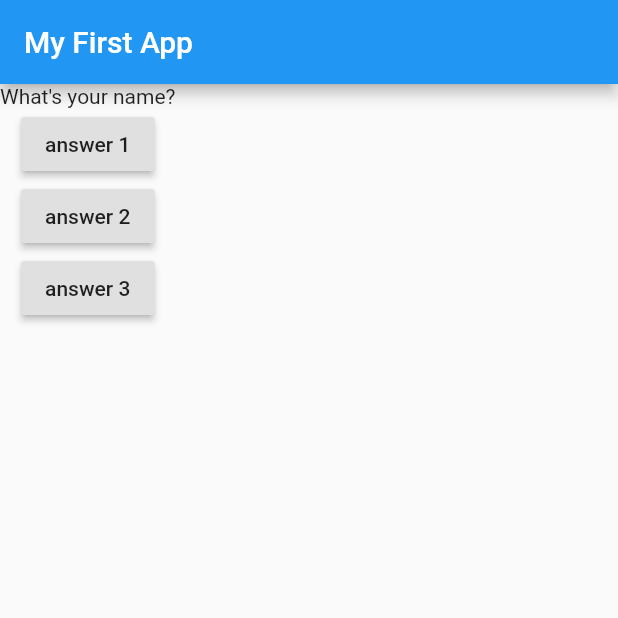
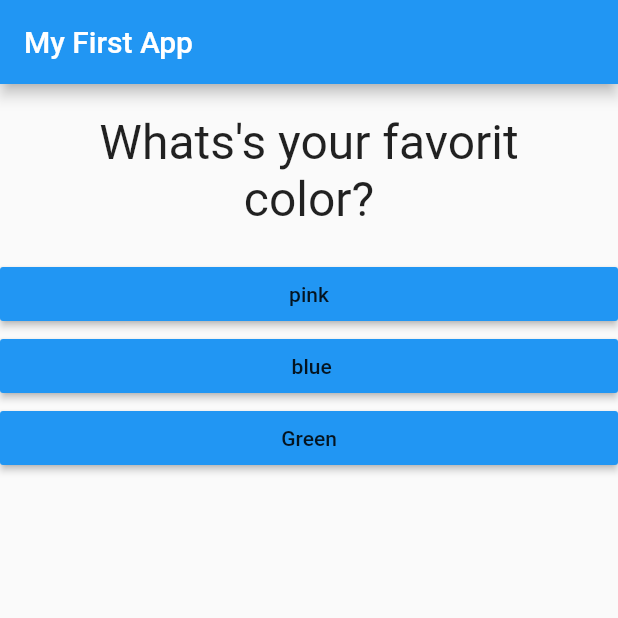
Before and after one commit to AfafAlsamel/quiz-generator, a Flutter app: the screen it shows after launch, on a phone screen of 412 x 824 dp, the top half of it. Run offline on Flutter 3.47's test engine with Material 2 defaults, Android fonts, the phone set to English and light mode, and no system bars.

Commit message:
map question

```diff
--- /dev/null
+++ b/lib/Answer.dart
@@ -0,0 +1,21 @@
+import 'package:flutter/material.dart';
+
+
+class Answer extends StatelessWidget {
+  final Function selectHandler;
+  final String answerText;
+
+  Answer (this.selectHandler,this.answerText);
+
+  @override
+  Widget build(BuildContext context) {
+    return Container(
+      width: double.infinity,
+      child: RaisedButton(
+              color: Colors.blue,
+              child: Text(answerText),
+              onPressed: selectHandler,
+            ),
+    );
+  }
+}
--- /dev/null
+++ b/lib/Question.dart
@@ -0,0 +1,18 @@
+import 'package:flutter/material.dart';
+
+class Question extends StatelessWidget {
+  final String qusetionText;
+  Question(this.qusetionText);
+  @override
+  Widget build(BuildContext context) {
+    return Container(
+      width: double.infinity,
+      margin: EdgeInsets.all(20),
+      child: Text(
+        qusetionText,
+        style: TextStyle(fontSize: 32),
+        textAlign: TextAlign.center,
+      ),
+    );
+  }
+}
--- a/lib/main.dart
+++ b/lib/main.dart
@@ -1,4 +1,7 @@
 import 'package:flutter/material.dart';
+import 'package:quize_generator/Answer.dart';
+
+import './Question.dart';
 
 void main() {
   runApp(MyApp());
@@ -6,26 +9,36 @@ void main() {
 
 class MyApp extends StatefulWidget {
   @override
-  State<StatefulWidget> createState (){
-    return MyAppState();
+  State<StatefulWidget> createState() {
+    return _MyAppState();
   }
 }
 
-class MyAppState extends State<MyApp> {
-  var questionIndex = 0;
+class _MyAppState extends State<MyApp> {
+  var _questionIndex = 0;
 
-  void answerQuestions() {
+  void _answerQuestions() {
     setState(() {
-      questionIndex = questionIndex + 1 ;
+      _questionIndex = _questionIndex + 1;
     });
-    print(questionIndex);
+    print(_questionIndex);
   }
 
   @override
   Widget build(BuildContext context) {
-    var quastionslist = [
-      'What\'s your name?',
-      'Whats\'s your favorit color?',
+    var questionslist = [
+      {
+        'questionText': 'Whats\'s your favorit color?',
+        'answers': ['pink', ' blue', 'Green']
+      },
+      {
+        'questionText': 'Whats\'s your favorit animal?',
+        'answers': ['cat', ' dog', 'bird']
+      },
+      {
+        'questionText': 'Who\'s your favorit instructor?',
+        'answers': ['Afaf', ' Afaf', 'Afaf']
+      },
     ];
     return MaterialApp(
       home: Scaffold(
@@ -34,19 +47,11 @@ class MyAppState extends State<MyApp> {
         ),
         body: Column(
           children: [
-            Text(quastionslist[questionIndex]),
-            RaisedButton(
-              child: Text('answer 1'),
-              onPressed: answerQuestions,
-            ),
-            RaisedButton(
-              child: Text('answer 2'),
-              onPressed: answerQuestions,
-            ),
-            RaisedButton(
-              child: Text('answer 3'),
-              onPressed: answerQuestions,
-            ),
+            Question(questionslist[_questionIndex]['questionText']),
+            ...(questionslist[_questionIndex]['answers'] as List<String>)
+                .map((answer) {
+              return Answer(_answerQuestions, answer);
+            }).toList()
           ],
         ),
       ),
```
